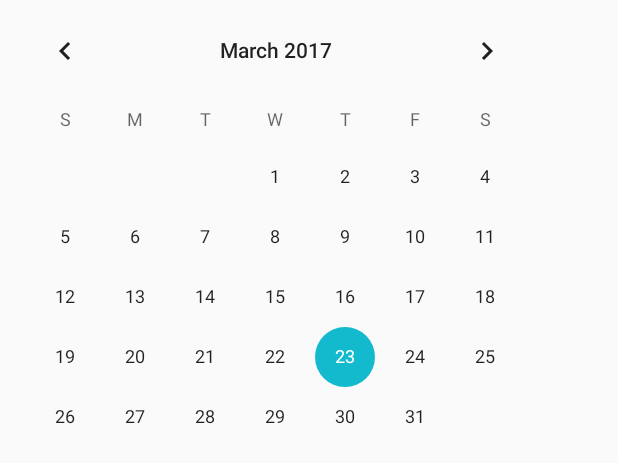
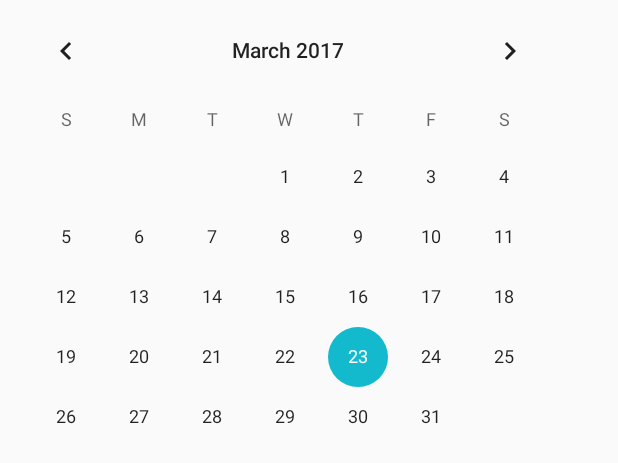
Before and after one commit to cache117/social-journal, an Android app: the layout activity_calendar.xml on its own in the app's theme, with its tools: preview values and no code run, on a phone screen of 412 x 824 dp. Shown: the top 463 px of the screen. Run offline under Robolectric (Android 15) with nearby library versions, the phone set to English and light mode, and no system bars.

Commit message:
Flesh out initial calendar

```diff
--- a/SocialJournal/app/src/main/AndroidManifest.xml
+++ b/SocialJournal/app/src/main/AndroidManifest.xml
@@ -30,7 +30,7 @@
             android:parentActivityName="edu.byu.cs456.journall.social_journal.MainActivity"
             android:theme="@style/AppTheme.NoActionBar" />
         <activity
-            android:name=".NoteCalendar"
+            android:name=".JournalCalendar"
             android:label="@string/title_activity_calendar"
             android:parentActivityName="edu.byu.cs456.journall.social_journal.MainActivity" />
     </application>
--- a/SocialJournal/app/src/main/res/layout/activity_calendar.xml
+++ b/SocialJournal/app/src/main/res/layout/activity_calendar.xml
@@ -4,12 +4,13 @@
     xmlns:tools="http://schemas.android.com/tools"
     android:layout_width="match_parent"
     android:layout_height="match_parent"
-    tools:context="edu.byu.cs456.journall.social_journal.NoteCalendar">
+    tools:context="edu.byu.cs456.journall.social_journal.JournalCalendar">
 
     <CalendarView
         android:id="@+id/calendar"
-        android:layout_width="368dp"
-        android:layout_height="495dp"
-        android:layout_margin="10dp"/>
+        android:layout_width="384dp"
+        android:layout_height="511dp"
+        tools:layout_editor_absoluteY="-2dp"
+        tools:layout_editor_absoluteX="0dp" />
 
 </android.support.constraint.ConstraintLayout>
```
Also changed, not shown: SocialJournal/app/src/main/java/edu/byu/cs456/journall/social_journal/MainActivity.java (+3 -4 lines), SocialJournal/app/src/main/java/edu/byu/cs456/journall/social_journal/NoteCalendar.java (deleted, +0 -30 lines).
